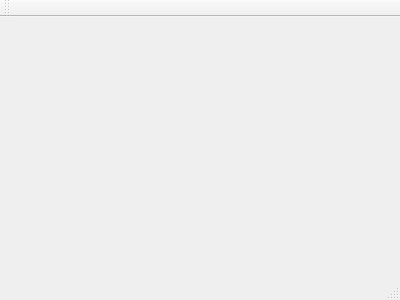
npo6ka/LedTable_emulator, file mainwindow.ui: the form before one commit.
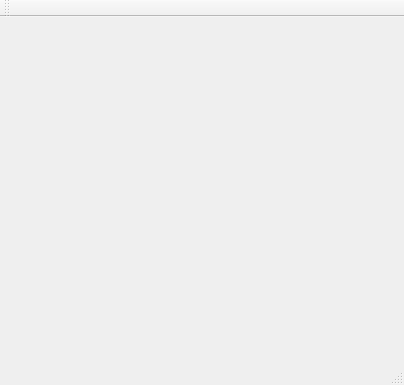
The form after the commit.

The edit to the form file:
```diff
--- a/mainwindow.ui
+++ b/mainwindow.ui
@@ -1,24 +1,51 @@
 <ui version="4.0">
  <class>MainWindow</class>
- <widget class="QMainWindow" name="MainWindow" >
-  <property name="geometry" >
+ <widget class="QMainWindow" name="MainWindow">
+  <property name="geometry">
    <rect>
     <x>0</x>
     <y>0</y>
-    <width>400</width>
-    <height>300</height>
+    <width>404</width>
+    <height>385</height>
    </rect>
   </property>
   <property name="windowTitle" >
    <string>MainWindow</string>
   </property>
-  <widget class="QMenuBar" name="menuBar" />
-  <widget class="QToolBar" name="mainToolBar" />
-  <widget class="QWidget" name="centralWidget" />
-  <widget class="QStatusBar" name="statusBar" />
+  <widget class="QWidget" name="centralWidget">
+   <widget class="QWidget" name="gridLayoutWidget">
+    <property name="geometry">
+     <rect>
+      <x>30</x>
+      <y>30</y>
+      <width>341</width>
+      <height>281</height>
+     </rect>
+    </property>
+    <layout class="QGridLayout" name="gridLayout"/>
+   </widget>
+  </widget>
+  <widget class="QMenuBar" name="menuBar">
+   <property name="geometry">
+    <rect>
+     <x>0</x>
+     <y>0</y>
+     <width>404</width>
+     <height>21</height>
+    </rect>
+   </property>
+  </widget>
+  <widget class="QToolBar" name="mainToolBar">
+   <attribute name="toolBarArea">
+    <enum>TopToolBarArea</enum>
+   </attribute>
+   <attribute name="toolBarBreak">
+    <bool>false</bool>
+   </attribute>
+  </widget>
+  <widget class="QStatusBar" name="statusBar"/>
  </widget>
- <layoutDefault spacing="6" margin="11" />
- <pixmapfunction></pixmapfunction>
+ <layoutdefault spacing="6" margin="11"/>
  <resources/>
  <connections/>
 </ui>
```
Left out of the diff: 3 changed lines with no effect on the pictures.
